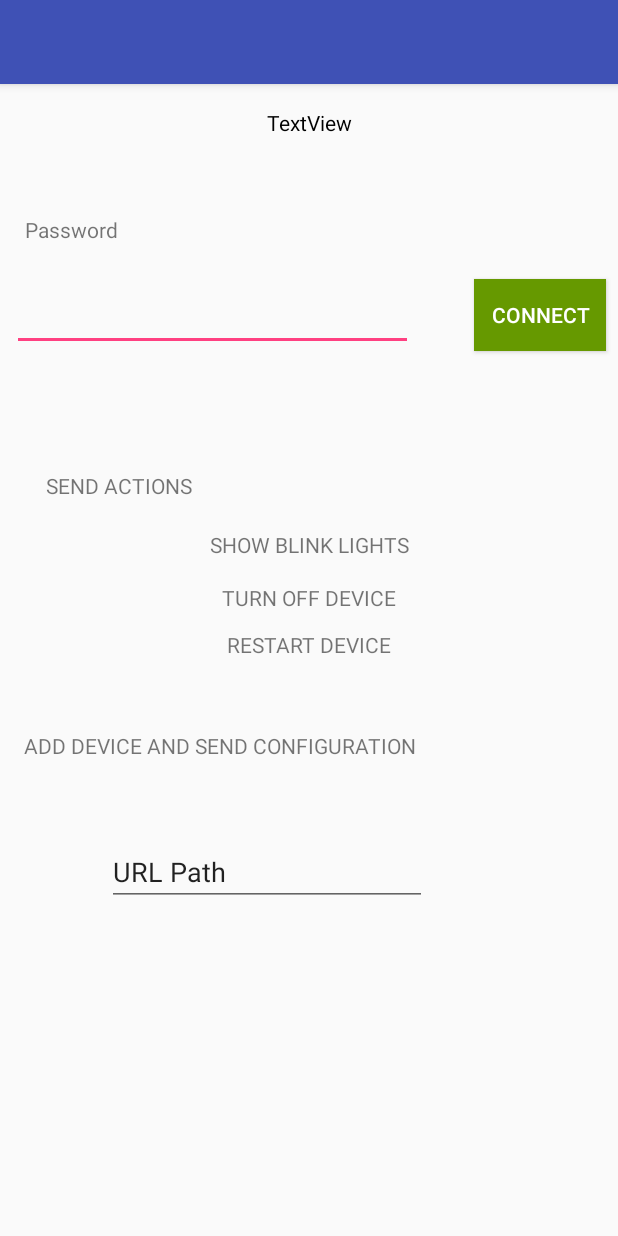
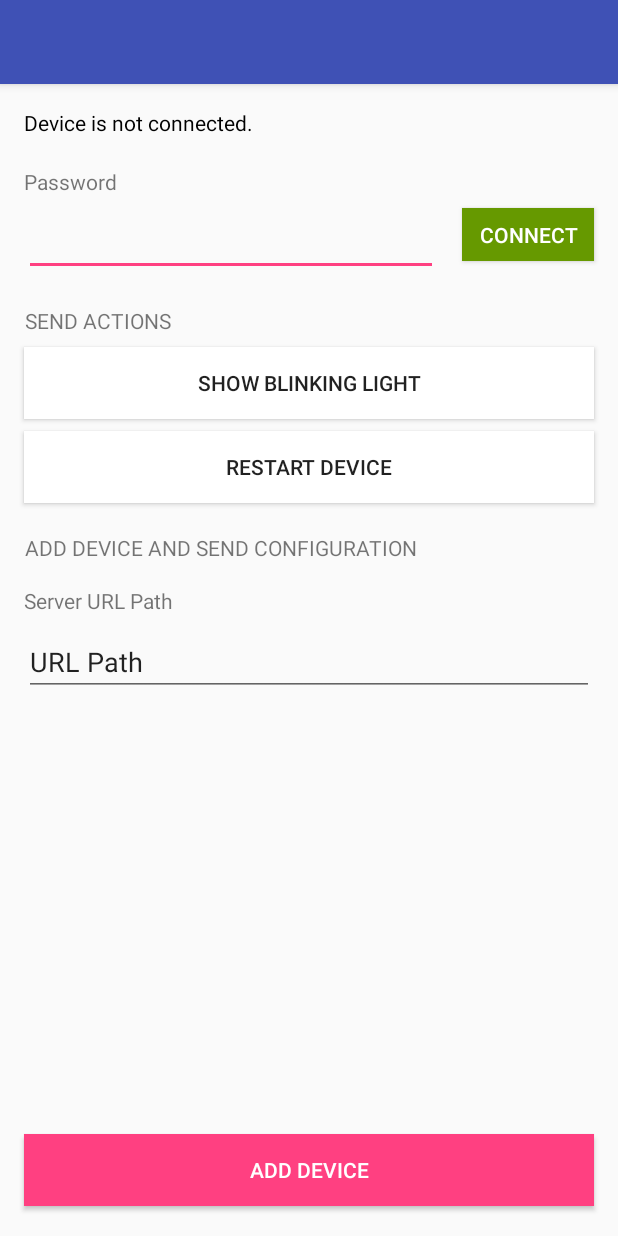
Before and after one commit to PAYong/ConnectWifiAndroid, an Android app: the DeviceInfo screen opened directly, with no data from a screen before it, on a phone screen of 412 x 824 dp. Run offline under Robolectric (Android 15) with nearby library versions, the phone set to English and light mode, and no system bars.

Commit message:
update UI

```diff
--- a/app/src/main/res/layout/activity_device_info.xml
+++ b/app/src/main/res/layout/activity_device_info.xml
@@ -9,14 +9,14 @@
 
     <TextView
         android:id="@+id/textViewStatus"
-        android:layout_width="wrap_content"
+        android:layout_width="0dp"
         android:layout_height="wrap_content"
-        android:layout_marginEnd="8dp"
-        android:layout_marginLeft="8dp"
-        android:layout_marginRight="8dp"
-        android:layout_marginStart="8dp"
+        android:layout_marginStart="16dp"
+        android:layout_marginLeft="16dp"
         android:layout_marginTop="16dp"
-        android:text="TextView"
+        android:layout_marginEnd="16dp"
+        android:layout_marginRight="16dp"
+        android:text="Device is not connected."
         android:textColor="@android:color/background_dark"
         android:textSize="14sp"
         app:layout_constraintEnd_toEndOf="parent"
@@ -26,13 +26,17 @@
 
     <EditText
         android:id="@+id/editTextPassword"
-        android:layout_width="267dp"
-        android:layout_height="47dp"
-        android:layout_marginLeft="8dp"
-        android:layout_marginStart="8dp"
-        android:layout_marginTop="24dp"
+        android:layout_width="0dp"
+        android:layout_height="wrap_content"
+        android:layout_marginStart="16dp"
+        android:layout_marginLeft="16dp"
+        android:layout_marginTop="8dp"
+        android:layout_marginEnd="16dp"
+        android:layout_marginRight="16dp"
         android:ems="10"
         android:inputType="textPassword"
+        app:layout_constraintEnd_toStartOf="@+id/buttonConnect"
+        app:layout_constraintHorizontal_bias="0.0"
         app:layout_constraintStart_toStartOf="parent"
         app:layout_constraintTop_toBottomOf="@+id/textView2" />
 
@@ -40,129 +44,140 @@
         android:id="@+id/textView2"
         android:layout_width="wrap_content"
         android:layout_height="wrap_content"
+        android:layout_marginStart="16dp"
+        android:layout_marginLeft="16dp"
+        android:layout_marginTop="20dp"
         android:layout_marginEnd="8dp"
-        android:layout_marginLeft="8dp"
         android:layout_marginRight="8dp"
-        android:layout_marginStart="8dp"
-        android:layout_marginTop="52dp"
         android:text="Password"
         app:layout_constraintEnd_toEndOf="parent"
-        app:layout_constraintHorizontal_bias="0.026"
+        app:layout_constraintHorizontal_bias="0.0"
         app:layout_constraintStart_toStartOf="parent"
         app:layout_constraintTop_toBottomOf="@+id/textViewStatus" />
 
     <Button
         android:id="@+id/buttonConnect"
         android:layout_width="wrap_content"
-        android:layout_height="wrap_content"
+        android:layout_height="35dp"
+        android:layout_marginTop="8dp"
+        android:layout_marginEnd="16dp"
+        android:layout_marginRight="16dp"
         android:layout_marginBottom="10dp"
-        android:layout_marginEnd="8dp"
-        android:layout_marginLeft="8dp"
-        android:layout_marginRight="8dp"
-        android:layout_marginStart="8dp"
-        android:layout_marginTop="8dp"
         android:background="@android:color/holo_green_dark"
         android:text="Connect"
         android:textColor="@android:color/background_light"
         app:layout_constraintBottom_toTopOf="@+id/textView3"
         app:layout_constraintEnd_toEndOf="parent"
-        app:layout_constraintHorizontal_bias="1.0"
-        app:layout_constraintStart_toEndOf="@+id/editTextPassword"
-        app:layout_constraintTop_toTopOf="parent"
-        app:layout_constraintVertical_bias="0.636" />
+        app:layout_constraintTop_toBottomOf="@+id/textView2"
+        app:layout_constraintVertical_bias="0.0" />
 
     <TextView
         android:id="@+id/textView3"
         android:layout_width="wrap_content"
         android:layout_height="wrap_content"
+        android:layout_marginStart="8dp"
+        android:layout_marginLeft="8dp"
+        android:layout_marginTop="20dp"
         android:layout_marginEnd="8dp"
-        android:layout_marginLeft="8dp"
         android:layout_marginRight="8dp"
-        android:layout_marginStart="8dp"
-        android:layout_marginTop="80dp"
         android:text="SEND ACTIONS"
         app:layout_constraintEnd_toEndOf="parent"
-        app:layout_constraintHorizontal_bias="0.077"
+        app:layout_constraintHorizontal_bias="0.029"
         app:layout_constraintStart_toStartOf="parent"
         app:layout_constraintTop_toBottomOf="@+id/editTextPassword" />
-
-    <TextView
-        android:id="@+id/textView7"
-        android:layout_width="wrap_content"
-        android:layout_height="wrap_content"
-        android:layout_marginEnd="8dp"
-        android:layout_marginLeft="8dp"
-        android:layout_marginRight="8dp"
-        android:layout_marginStart="8dp"
-        android:layout_marginTop="20dp"
-        android:text="SHOW BLINK LIGHTS"
-        app:layout_constraintEnd_toEndOf="parent"
-        app:layout_constraintHorizontal_bias="0.502"
-        app:layout_constraintStart_toStartOf="parent"
-        app:layout_constraintTop_toBottomOf="@+id/textView3" />
-
-    <TextView
-        android:id="@+id/textView8"
-        android:layout_width="wrap_content"
-        android:layout_height="wrap_content"
-        android:layout_marginEnd="8dp"
-        android:layout_marginLeft="8dp"
-        android:layout_marginRight="8dp"
-        android:layout_marginStart="8dp"
-        android:layout_marginTop="16dp"
-        android:text="TURN OFF DEVICE"
-        app:layout_constraintEnd_toEndOf="parent"
-        app:layout_constraintStart_toStartOf="parent"
-        app:layout_constraintTop_toBottomOf="@+id/textView7" />
-
-    <TextView
-        android:id="@+id/textView9"
-        android:layout_width="wrap_content"
-        android:layout_height="wrap_content"
-        android:layout_marginEnd="8dp"
-        android:layout_marginLeft="8dp"
-        android:layout_marginRight="8dp"
-        android:layout_marginStart="8dp"
-        android:layout_marginTop="12dp"
-        android:text="RESTART DEVICE"
-        app:layout_constraintEnd_toEndOf="parent"
-        app:layout_constraintStart_toStartOf="parent"
-        app:layout_constraintTop_toBottomOf="@+id/textView8" />
 
     <TextView
         android:id="@+id/textView10"
         android:layout_width="wrap_content"
         android:layout_height="wrap_content"
+        android:layout_marginStart="8dp"
+        android:layout_marginLeft="8dp"
+        android:layout_marginTop="20dp"
         android:layout_marginEnd="8dp"
-        android:layout_marginLeft="8dp"
         android:layout_marginRight="8dp"
-        android:layout_marginStart="8dp"
-        android:layout_marginTop="48dp"
         android:text="ADD DEVICE AND SEND CONFIGURATION"
         app:layout_constraintEnd_toEndOf="parent"
-        app:layout_constraintHorizontal_bias="0.059"
+        app:layout_constraintHorizontal_bias="0.063"
         app:layout_constraintStart_toStartOf="parent"
-        app:layout_constraintTop_toBottomOf="@+id/textView9" />
+        app:layout_constraintTop_toBottomOf="@+id/button2" />
 
     <EditText
         android:id="@+id/editText3"
-        android:layout_width="wrap_content"
+        android:layout_width="match_parent"
         android:layout_height="wrap_content"
+        android:layout_marginStart="16dp"
+        android:layout_marginLeft="16dp"
+        android:layout_marginTop="8dp"
+        android:layout_marginEnd="16dp"
+        android:layout_marginRight="16dp"
         android:layout_marginBottom="8dp"
-        android:layout_marginEnd="8dp"
-        android:layout_marginLeft="8dp"
-        android:layout_marginRight="8dp"
-        android:layout_marginStart="8dp"
-        android:layout_marginTop="52dp"
         android:ems="10"
         android:inputType="textPersonName"
         android:text="URL Path"
         app:layout_constraintBottom_toBottomOf="parent"
         app:layout_constraintEnd_toEndOf="parent"
-        app:layout_constraintHorizontal_bias="0.346"
+        app:layout_constraintHorizontal_bias="0.0"
         app:layout_constraintStart_toStartOf="parent"
-        app:layout_constraintTop_toBottomOf="@+id/textView10"
+        app:layout_constraintTop_toBottomOf="@+id/textView"
         app:layout_constraintVertical_bias="0.0" />
+
+    <Button
+        android:id="@+id/button"
+        android:layout_width="match_parent"
+        android:layout_height="wrap_content"
+        android:layout_marginStart="16dp"
+        android:layout_marginLeft="16dp"
+        android:layout_marginTop="8dp"
+        android:layout_marginEnd="16dp"
+        android:layout_marginRight="16dp"
+        android:background="#fff"
+        android:text="Show Blinking Light"
+        app:layout_constraintEnd_toEndOf="parent"
+        app:layout_constraintStart_toStartOf="parent"
+        app:layout_constraintTop_toBottomOf="@+id/textView3" />
+
+    <Button
+        android:id="@+id/button2"
+        android:layout_width="match_parent"
+        android:layout_height="wrap_content"
+        android:layout_marginStart="16dp"
+        android:layout_marginLeft="16dp"
+        android:layout_marginTop="8dp"
+        android:layout_marginEnd="16dp"
+        android:layout_marginRight="16dp"
+        android:background="#fff"
+        android:text="Restart Device"
+        app:layout_constraintEnd_toEndOf="parent"
+        app:layout_constraintStart_toStartOf="parent"
+        app:layout_constraintTop_toBottomOf="@+id/button" />
+
+    <TextView
+        android:id="@+id/textView"
+        android:layout_width="wrap_content"
+        android:layout_height="20dp"
+        android:layout_marginStart="16dp"
+        android:layout_marginLeft="16dp"
+        android:layout_marginTop="16dp"
+        android:text="Server URL Path"
+        app:layout_constraintStart_toStartOf="parent"
+        app:layout_constraintTop_toBottomOf="@+id/textView10" />
+
+    <Button
+        android:id="@+id/button4"
+        android:layout_width="match_parent"
+        android:layout_height="wrap_content"
+        android:layout_marginStart="16dp"
+        android:layout_marginLeft="16dp"
+        android:layout_marginEnd="16dp"
+        android:layout_marginRight="16dp"
+        android:layout_marginBottom="20dp"
+        android:background="@color/colorAccent"
+        android:text="Add Device"
+        android:textColor="?attr/colorBackgroundFloating"
+        app:layout_constraintBottom_toBottomOf="parent"
+        app:layout_constraintEnd_toEndOf="parent"
+        app:layout_constraintHorizontal_bias="0.0"
+        app:layout_constraintStart_toStartOf="parent" />
 
 
 </android.support.constraint.ConstraintLayout>
--- a/app/src/main/res/values/colors.xml
+++ b/app/src/main/res/values/colors.xml
@@ -2,5 +2,5 @@
 <resources>
     <color name="colorPrimary">#3F51B5</color>
     <color name="colorPrimaryDark">#303F9F</color>
-    <color name="colorAccent">#FF4081</color>
+    <color name="colorAccent">#ff4081</color>
 </resources>
```
